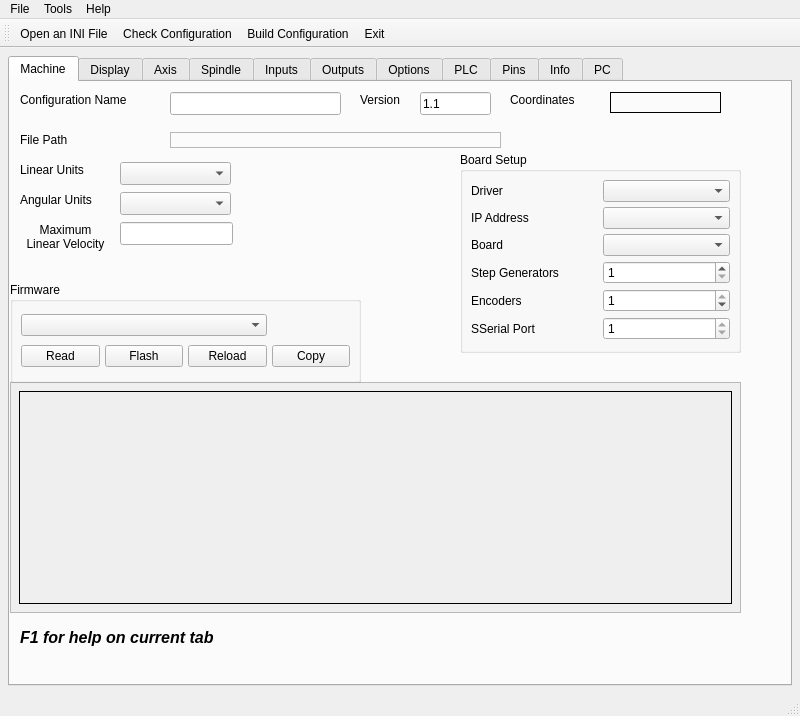
Before: the Qt Designer form 7i96.ui in snelweg/7i96, drawn with Qt 5.
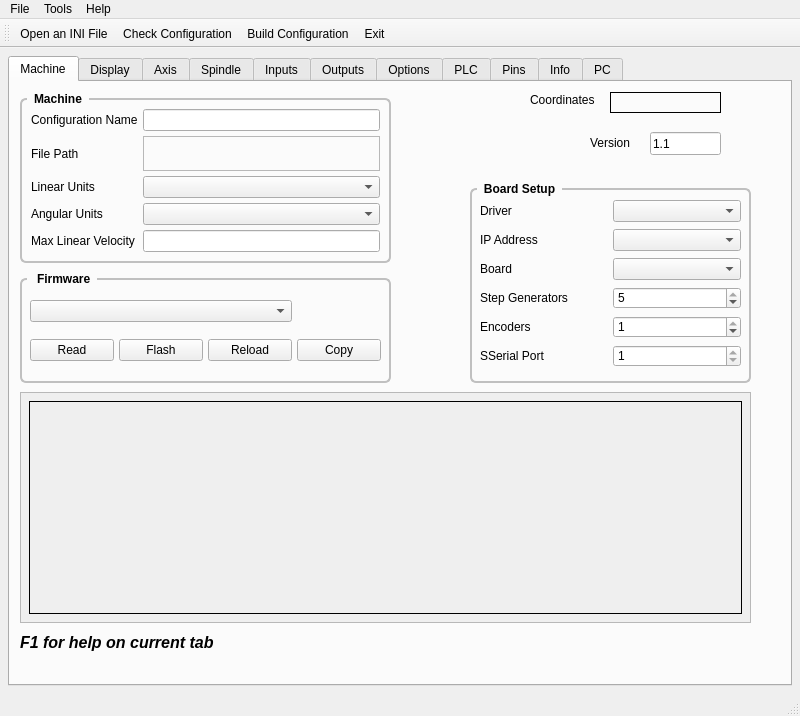
After: the same form once the commit is applied. The open tabs and pages were chosen to show the change.

Diff of the .ui file:
```diff
--- a/7i96.ui
+++ b/7i96.ui
@@ -27,78 +27,13 @@
        <attribute name="title">
         <string>Machine</string>
        </attribute>
-       <widget class="QLabel" name="label">
-        <property name="geometry">
-         <rect>
-          <x>10</x>
-          <y>10</y>
-          <width>131</width>
-          <height>16</height>
-         </rect>
-        </property>
-        <property name="text">
-         <string>Configuration Name</string>
-        </property>
-       </widget>
-       <widget class="QLineEdit" name="configName">
-        <property name="geometry">
-         <rect>
-          <x>160</x>
-          <y>10</y>
-          <width>171</width>
-          <height>23</height>
-         </rect>
-        </property>
-       </widget>
-       <widget class="QLabel" name="label_2">
-        <property name="geometry">
-         <rect>
-          <x>10</x>
-          <y>50</y>
-          <width>59</width>
-          <height>15</height>
-         </rect>
-        </property>
-        <property name="text">
-         <string>File Path</string>
-        </property>
-       </widget>
-       <widget class="QLabel" name="pathLabel">
-        <property name="geometry">
-         <rect>
-          <x>160</x>
-          <y>50</y>
-          <width>331</width>
-          <height>16</height>
-         </rect>
-        </property>
-        <property name="frameShape">
-         <enum>QFrame::StyledPanel</enum>
-        </property>
-        <property name="text">
-         <string/>
-        </property>
-       </widget>
-       <widget class="QLabel" name="label_3">
-        <property name="geometry">
-         <rect>
-          <x>10</x>
-          <y>80</y>
-          <width>81</width>
-          <height>16</height>
-         </rect>
-        </property>
-        <property name="text">
-         <string>Linear Units</string>
-        </property>
-       </widget>
        <widget class="QLabel" name="label_30">
         <property name="geometry">
          <rect>
-          <x>350</x>
-          <y>10</y>
+          <x>580</x>
+          <y>50</y>
           <width>59</width>
-          <height>15</height>
+          <height>21</height>
          </rect>
         </property>
         <property name="text">
@@ -108,8 +43,8 @@
        <widget class="QLineEdit" name="versionLE">
         <property name="geometry">
          <rect>
-          <x>410</x>
-          <y>10</y>
+          <x>640</x>
+          <y>50</y>
           <width>71</width>
           <height>23</height>
          </rect>
@@ -118,25 +53,29 @@
          <string>1.1</string>
         </property>
        </widget>
-       <widget class="QComboBox" name="linearUnitsCB">
-        <property name="geometry">
-         <rect>
-          <x>110</x>
-          <y>80</y>
-          <width>111</width>
-          <height>23</height>
-         </rect>
-        </property>
-       </widget>
        <widget class="QGroupBox" name="gridGroupBox">
         <property name="geometry">
          <rect>
-          <x>450</x>
-          <y>70</y>
+          <x>460</x>
+          <y>100</y>
           <width>281</width>
           <height>201</height>
          </rect>
         </property>
+        <property name="styleSheet">
+         <string notr="true">QGroupBox {
+    font: bold;
+    border: 2px solid silver;
+    border-radius: 6px;
+    margin-top: 6px;
+}
+
+QGroupBox::title {
+    subcontrol-origin: margin;
+    left: 7px;
+    padding: 0px 5px 0px 5px;
+}</string>
+        </property>
         <property name="title">
          <string>Board Setup</string>
         </property>
@@ -162,6 +101,9 @@
            <property name="maximum">
             <number>5</number>
            </property>
+           <property name="value">
+            <number>5</number>
+           </property>
           </widget>
          </item>
          <item row="0" column="0">
@@ -227,35 +169,12 @@
          </item>
         </layout>
        </widget>
-       <widget class="QLabel" name="label_8">
-        <property name="geometry">
-         <rect>
-          <x>10</x>
-          <y>110</y>
-          <width>81</width>
-          <height>16</height>
-         </rect>
-        </property>
-        <property name="text">
-         <string>Angular Units</string>
-        </property>
-       </widget>
-       <widget class="QComboBox" name="angularUnitsCB">
-        <property name="geometry">
-         <rect>
-          <x>110</x>
-          <y>110</y>
-          <width>111</width>
-          <height>23</height>
-         </rect>
-        </property>
-       </widget>
        <widget class="QLabel" name="label_10">
         <property name="geometry">
          <rect>
-          <x>500</x>
+          <x>520</x>
           <y>10</y>
-          <width>91</width>
+          <width>71</width>
           <height>16</height>
          </rect>
         </property>
@@ -279,34 +198,11 @@
          <string/>
         </property>
        </widget>
-       <widget class="QLabel" name="label_37">
-        <property name="geometry">
-         <rect>
-          <x>10</x>
-          <y>140</y>
-          <width>91</width>
-          <height>31</height>
-         </rect>
-        </property>
-        <property name="text">
-         <string>&lt;html&gt;&lt;head/&gt;&lt;body&gt;&lt;p align=&quot;center&quot;&gt;Maximum&lt;br/&gt;Linear Velocity&lt;/p&gt;&lt;/body&gt;&lt;/html&gt;</string>
-        </property>
-       </widget>
-       <widget class="QLineEdit" name="maxLinearVelocity">
-        <property name="geometry">
-         <rect>
-          <x>110</x>
-          <y>140</y>
-          <width>113</width>
-          <height>23</height>
-         </rect>
-        </property>
-       </widget>
        <widget class="QScrollArea" name="scrollArea">
         <property name="geometry">
          <rect>
-          <x>0</x>
-          <y>300</y>
+          <x>10</x>
+          <y>310</y>
           <width>731</width>
           <height>231</height>
          </rect>
@@ -354,14 +250,28 @@
        <widget class="QGroupBox" name="gridGroupBox">
         <property name="geometry">
          <rect>
-          <x>0</x>
-          <y>200</y>
-          <width>351</width>
-          <height>101</height>
+          <x>10</x>
+          <y>190</y>
+          <width>371</width>
+          <height>111</height>
          </rect>
         </property>
+        <property name="styleSheet">
+         <string notr="true">QGroupBox {
+    font: bold;
+    border: 2px solid silver;
+    border-radius: 6px;
+    margin-top: 6px;
+}
+
+QGroupBox::title {
+    subcontrol-origin: margin;
+    left: 7px;
+    padding: 0px 5px 0px 5px;
+}</string>
+        </property>
         <property name="title">
-         <string>Firmware</string>
+         <string> Firmware</string>
         </property>
         <layout class="QGridLayout" name="gridLayout_29">
          <item row="1" column="2">
@@ -411,9 +321,9 @@
         <property name="geometry">
          <rect>
           <x>10</x>
-          <y>540</y>
+          <y>550</y>
           <width>221</width>
-          <height>31</height>
+          <height>21</height>
          </rect>
         </property>
         <property name="font">
@@ -428,6 +338,109 @@
          <string>F1 for help on current tab</string>
         </property>
        </widget>
+       <widget class="QGroupBox" name="gridGroupBox">
+        <property name="geometry">
+         <rect>
+          <x>10</x>
+          <y>10</y>
+          <width>371</width>
+          <height>171</height>
+         </rect>
+        </property>
+        <property name="styleSheet">
+         <string notr="true">QGroupBox {
+    font: bold;
+    border: 2px solid silver;
+    border-radius: 6px;
+    margin-top: 6px;
+}
+
+QGroupBox::title {
+    subcontrol-origin: margin;
+    left: 7px;
+    padding: 0px 5px 0px 5px;
+}</string>
+        </property>
+        <property name="title">
+         <string>Machine</string>
+        </property>
+        <layout class="QGridLayout" name="gridLayout_46">
+         <property name="margin">
+          <number>9</number>
+         </property>
+         <item row="1" column="0">
+          <widget class="QLabel" name="label_2">
+           <property name="text">
+            <string>File Path</string>
+           </property>
+          </widget>
+         </item>
+         <item row="2" column="0">
+          <widget class="QLabel" name="label_3">
+           <property name="text">
+            <string>Linear Units</string>
+           </property>
+          </widget>
+         </item>
+         <item row="3" column="1">
+          <widget class="QComboBox" name="angularUnitsCB"/>
+         </item>
+         <item row="0" column="1">
+          <widget class="QLineEdit" name="configName">
+           <property name="toolTip">
+            <string>&lt;html&gt;&lt;head/&gt;&lt;body&gt;&lt;p&gt;Any combination of letters and digits&lt;br/&gt;including the dash and underscore.&lt;br/&gt;Spaces are replaced with underscore.&lt;/p&gt;&lt;/body&gt;&lt;/html&gt;</string>
+           </property>
+          </widget>
+         </item>
+         <item row="2" column="1">
+          <widget class="QComboBox" name="linearUnitsCB"/>
+         </item>
+         <item row="3" column="0">
+          <widget class="QLabel" name="label_8">
+           <property name="text">
+            <string>Angular Units</string>
+           </property>
+          </widget>
+         </item>
+         <item row="4" column="1">
+          <widget class="QLineEdit" name="maxLinearVelocity"/>
+         </item>
+         <item row="4" column="0">
+          <widget class="QLabel" name="label_37">
+           <property name="text">
+            <string>&lt;html&gt;&lt;head/&gt;&lt;body&gt;&lt;p&gt;Max Linear Velocity&lt;/p&gt;&lt;/body&gt;&lt;/html&gt;</string>
+           </property>
+          </widget>
+         </item>
+         <item row="0" column="0">
+          <widget class="QLabel" name="label">
+           <property name="text">
+            <string>Configuration Name</string>
+           </property>
+          </widget>
+         </item>
+         <item row="1" column="1">
+          <widget class="QLabel" name="pathLabel">
+           <property name="frameShape">
+            <enum>QFrame::StyledPanel</enum>
+           </property>
+           <property name="text">
+            <string/>
+           </property>
+          </widget>
+         </item>
+        </layout>
+       </widget>
+       <zorder>label_30</zorder>
+       <zorder>versionLE</zorder>
+       <zorder>gridGroupBox</zorder>
+       <zorder>label_10</zorder>
+       <zorder>coordinatesLB</zorder>
+       <zorder>scrollArea</zorder>
+       <zorder>gridGroupBox</zorder>
+       <zorder>label_292</zorder>
+       <zorder>gridGroupBox</zorder>
+       <zorder>label</zorder>
       </widget>
       <widget class="QWidget" name="display">
        <attribute name="title">
```
Left out of the diff: 272 changed lines with no effect on the pictures.
